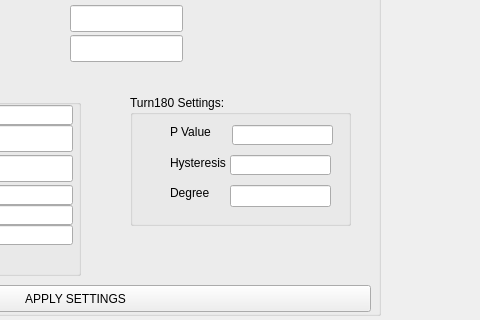
Before: the Qt Designer form Hanse/TaskXsensNavigation/taskxsensnavigationform.ui in iti-luebeck/HANSE2011, drawn with Qt 5; both pictures show x 250 to 730 and y 195 to 515 of the 961 by 597 pixel window.
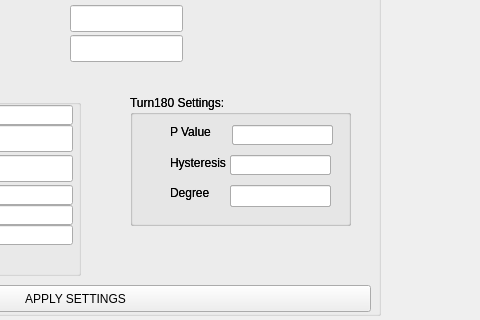
After: the same form once the commit is applied.

The edit to the form file:
```diff
--- a/Hanse/TaskXsensNavigation/taskxsensnavigationform.ui
+++ b/Hanse/TaskXsensNavigation/taskxsensnavigationform.ui
@@ -452,6 +452,88 @@
       <string>Degree</string>
      </property>
     </widget>
+    <widget class="QGroupBox" name="groupBox_4">
+     <property name="geometry">
+      <rect>
+       <x>0</x>
+       <y>0</y>
+       <width>221</width>
+       <height>131</height>
+      </rect>
+     </property>
+     <property name="title">
+      <string>Turn180 Settings:</string>
+     </property>
+     <widget class="QLabel" name="label_14">
+      <property name="geometry">
+       <rect>
+        <x>40</x>
+        <y>60</y>
+        <width>61</width>
+        <height>16</height>
+       </rect>
+      </property>
+      <property name="text">
+       <string>Hysteresis</string>
+      </property>
+     </widget>
+     <widget class="QLineEdit" name="hysteresisEdit_2">
+      <property name="geometry">
+       <rect>
+        <x>100</x>
+        <y>60</y>
+        <width>101</width>
+        <height>20</height>
+       </rect>
+      </property>
+     </widget>
+     <widget class="QLineEdit" name="pEdit_2">
+      <property name="geometry">
+       <rect>
+        <x>102</x>
+        <y>30</y>
+        <width>101</width>
+        <height>20</height>
+       </rect>
+      </property>
+     </widget>
+     <widget class="QLabel" name="label_15">
+      <property name="geometry">
+       <rect>
+        <x>40</x>
+        <y>30</y>
+        <width>46</width>
+        <height>13</height>
+       </rect>
+      </property>
+      <property name="text">
+       <string>P Value</string>
+      </property>
+     </widget>
+     <widget class="QLineEdit" name="degreeInput_2">
+      <property name="geometry">
+       <rect>
+        <x>100</x>
+        <y>90</y>
+        <width>101</width>
+        <height>22</height>
+       </rect>
+      </property>
+     </widget>
+     <widget class="QLabel" name="label_16">
+      <property name="geometry">
+       <rect>
+        <x>40</x>
+        <y>90</y>
+        <width>51</width>
+        <height>16</height>
+       </rect>
+      </property>
+      <property name="text">
+       <string>Degree</string>
+      </property>
+     </widget>
+    </widget>
    </widget>
    <widget class="QLineEdit" name="bToleranceInput">
     <property name="geometry">
```
